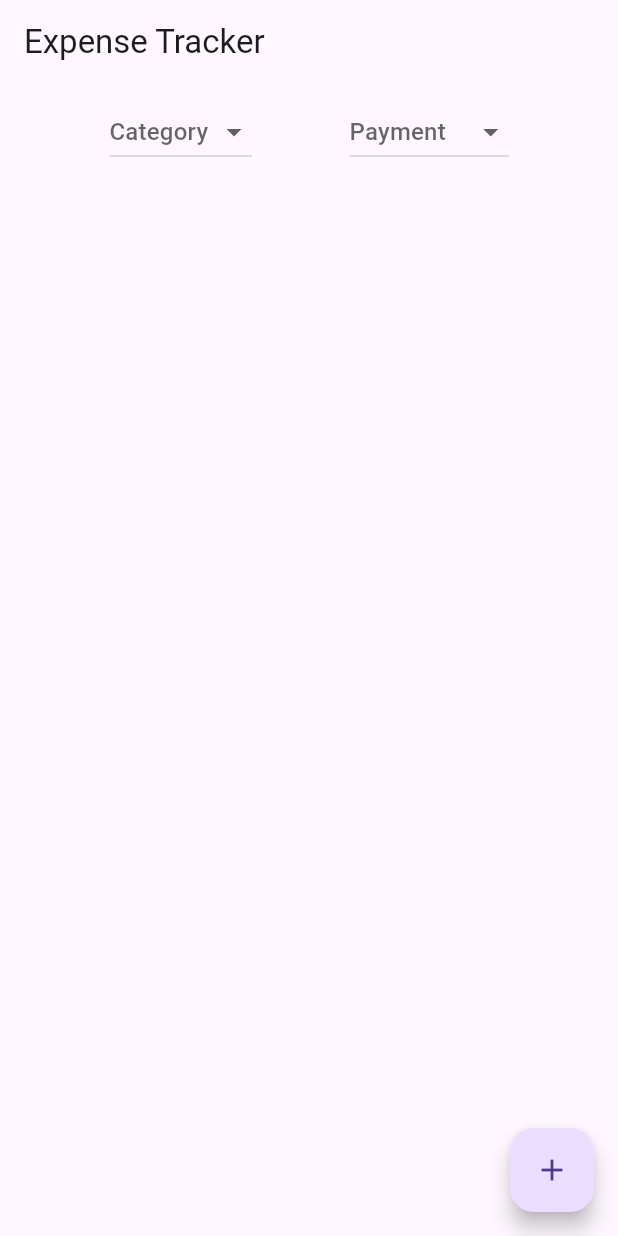
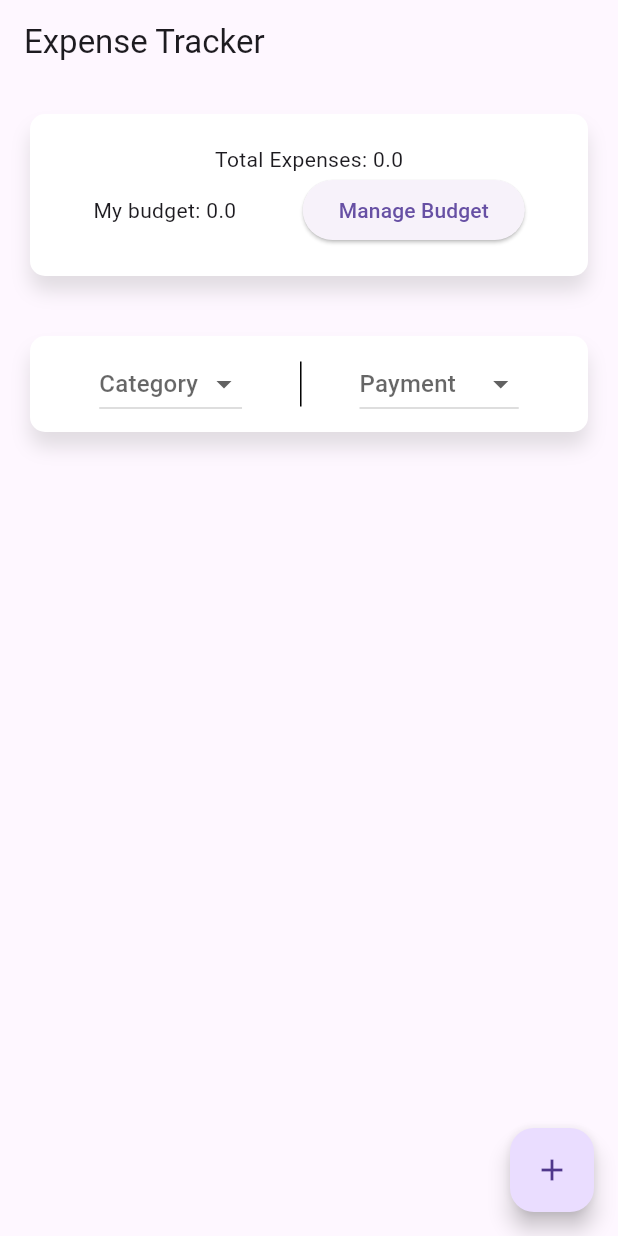
Before and after one commit to avadhkatrodiya18/EexpenseApp, a Flutter app: the screen it shows after launch, on a phone screen of 412 x 824 dp. Run offline on Flutter 3.47's test engine with Material 3 defaults, Android fonts, the phone set to English and light mode, and no system bars; our stand-ins replace equatable, flutter_bloc, hive, hive_flutter, syncfusion_flutter_charts; accounts and stored records are empty.

Commit message:
final changes

```diff
--- /dev/null
+++ b/lib/model/budget_model.dart
@@ -0,0 +1,5 @@
+class BudgetModel {
+  final double monthlyBudget;
+
+  BudgetModel({required this.monthlyBudget});
+}
--- a/lib/screen/bloc/expense_bloc.dart
+++ b/lib/screen/bloc/expense_bloc.dart
@@ -6,33 +6,49 @@ import 'package:hive/hive.dart';
 
 class ExpenseBloc extends Bloc<ExpenseEvent, ExpenseState> {
   final Box<ExpenseModel> expenseBox;
+  double monthlyBudget = 0.0;
+  double totalExpenses = 0.0;
 
   ExpenseBloc(this.expenseBox) : super(ExpenseLoading()) {
     on<LoadExpenses>((event, emit) {
       final expenses = expenseBox.values.toList();
-      emit(ExpenseLoaded(expenses));
+      totalExpenses = _calculateTotalExpenses(expenses);
+      emit(ExpenseLoaded(expenses, totalExpenses: totalExpenses));
     });
 
     on<AddExpense>((event, emit) async {
-    await expenseBox.put(
-          event.expense.id, event.expense);
+      await expenseBox.put(event.expense.id, event.expense);
       await expenseBox.flush();
 
       final updatedExpenses = List<ExpenseModel>.from(expenseBox.values.toList());
+      totalExpenses = _calculateTotalExpenses(updatedExpenses);
 
-      emit(ExpenseLoaded(updatedExpenses));
-
-      add(LoadExpenses());
+      emit(ExpenseLoaded(updatedExpenses, totalExpenses: totalExpenses));
     });
 
     on<UpdateExpense>((event, emit) {
       expenseBox.put(event.expense.id, event.expense);
-      emit(ExpenseLoaded(expenseBox.values.toList()));
+      final updatedExpenses = List<ExpenseModel>.from(expenseBox.values.toList());
+      totalExpenses = _calculateTotalExpenses(updatedExpenses);
+
+      emit(ExpenseLoaded(updatedExpenses, totalExpenses: totalExpenses));
     });
 
     on<DeleteExpense>((event, emit) {
       expenseBox.delete(event.id);
-      emit(ExpenseLoaded(expenseBox.values.toList()));
+      final updatedExpenses = List<ExpenseModel>.from(expenseBox.values.toList());
+      totalExpenses = _calculateTotalExpenses(updatedExpenses);
+
+      emit(ExpenseLoaded(updatedExpenses, totalExpenses: totalExpenses));
+    });
+
+    on<SetBudget>((event, emit) {
+      monthlyBudget = event.budget;
+      emit(BudgetUpdated(monthlyBudget));
     });
   }
+
+  double _calculateTotalExpenses(List<ExpenseModel> expenses) {
+    return expenses.fold(0.0, (sum, item) => sum + item.amount);
+  }
 }
--- a/lib/screen/bloc/expense_event.dart
+++ b/lib/screen/bloc/expense_event.dart
@@ -22,3 +22,7 @@ class DeleteExpense extends ExpenseEvent {
   final String id;
   DeleteExpense(this.id);
 }
+class SetBudget extends ExpenseEvent {
+  final double budget;
+  SetBudget(this.budget);
+}
--- a/lib/screen/bloc/expense_state.dart
+++ b/lib/screen/bloc/expense_state.dart
@@ -1,5 +1,5 @@
-import 'package:equatable/equatable.dart';
 import 'package:expense/model/expense_model.dart';
+
 
 abstract class ExpenseState {
   @override
@@ -7,8 +7,22 @@ abstract class ExpenseState {
 }
 
 class ExpenseLoading extends ExpenseState {}
+//
+// class ExpenseLoaded extends ExpenseState {
+//   final List<ExpenseModel> expenses;
+//   ExpenseLoaded(this.expenses);
+// }
+
+class ExpenseInitial extends ExpenseState {}
 
 class ExpenseLoaded extends ExpenseState {
   final List<ExpenseModel> expenses;
-  ExpenseLoaded(this.expenses);
+  final double totalExpenses;
+
+  ExpenseLoaded(this.expenses, {required this.totalExpenses});
 }
+
+class BudgetUpdated extends ExpenseState {
+  final double monthlyBudget;
+  BudgetUpdated(this.monthlyBudget);
+}
--- a/lib/screen/view/home_Screen.dart
+++ b/lib/screen/view/home_Screen.dart
@@ -1,10 +1,13 @@
+
 import 'package:expense/model/expense_model.dart';
 import 'package:expense/screen/bloc/expense_bloc.dart';
 import 'package:expense/screen/bloc/expense_event.dart';
 import 'package:expense/screen/bloc/expense_state.dart';
 import 'package:expense/screen/view/add_expense_screen.dart';
+import 'package:expense/screen/view/budget_screen.dart';
 import 'package:flutter/material.dart';
 import 'package:flutter_bloc/flutter_bloc.dart';
+import 'package:hive/hive.dart';
 
 class HomeScreen extends StatefulWidget {
   const HomeScreen({super.key});
@@ -20,10 +23,7 @@ class HomeScreenState extends State<HomeScreen> {
   @override
   void initState() {
     super.initState();
-
-    final bloc = context.read<ExpenseBloc>();
-
-    bloc.add(LoadExpenses());
+    context.read<ExpenseBloc>().add(LoadExpenses());
   }
 
   @override
@@ -32,17 +32,74 @@ class HomeScreenState extends State<HomeScreen> {
       appBar: AppBar(title: const Text("Expense Tracker")),
       body: Column(
         children: [
+          // Budget Overview and Warning
+          BlocBuilder<ExpenseBloc, ExpenseState>(
+            builder: (context, state) {
+              if (state is ExpenseLoaded) {
+                return Padding(
+                  padding: const EdgeInsets.all(20),
+                  child: Container(
+                    decoration: BoxDecoration(
+                      color: Colors.white,
+                      borderRadius: BorderRadius.circular(10),
+                      boxShadow: [BoxShadow(color: Colors.grey.withOpacity(0.3),blurRadius: 10,offset: Offset(0, 10))]
+                    ),
+                    child: Padding(
+                      padding: const EdgeInsets.all(20.0),
+                      child: Column(
+                        children: [
+                          Text("Total Expenses: ${state.totalExpenses}"),
+                          if (state.totalExpenses > context.read<ExpenseBloc>().monthlyBudget)
+                            Text(
+                              "Warning: Budget Exceeded!",
+                              style: const TextStyle(color: Colors.red, fontWeight: FontWeight.bold),
+                            ),
+                          Row(
+                            mainAxisAlignment: MainAxisAlignment.spaceAround,
+                            children: [
+                              Text('My budget: ${context.read<ExpenseBloc>().monthlyBudget??''}'),
+                              ElevatedButton(
+                                onPressed: () {
+                                  Navigator.push(
+                                    context,
+                                    MaterialPageRoute(builder: (context) => const BudgetScreen()),
+                                  );
+                                },
+                                child: const Text("Manage Budget"),
+                              ),
+                            ],
+                          ),
+                        ],
+                      ),
+                    ),
+                  ),
+                );
+              }
+              return const SizedBox.shrink();
+            },
+          ),
+
+          // Filter Dropdowns
           Padding(
+            padding: const EdgeInsets.all(20),
+            child: Container(
+              decoration: BoxDecoration(
+                  color: Colors.white,
+                  borderRadius: BorderRadius.circular(10),
+                  boxShadow: [BoxShadow(color: Colors.grey.withOpacity(0.3),blurRadius: 10,offset: Offset(0, 10))]
+              ),
+              child: Padding(
                 padding: const EdgeInsets.all(8.0),
                 child: Row(
                   mainAxisAlignment: MainAxisAlignment.spaceEvenly,
                   children: [
                     DropdownButton<String>(
                       value: _selectedCategory,
+
+
                       hint: const Text("Category"),
                       items: ["All", "Food", "Transport", "Shopping", "Bills"]
-                      .map((category) => DropdownMenuItem(
-                          value: category, child: Text(category)))
+                          .map((category) => DropdownMenuItem(value: category, child: Text(category)))
                           .toList(),
                       onChanged: (value) {
                         setState(() {
@@ -50,12 +107,14 @@ class HomeScreenState extends State<HomeScreen> {
                         });
                       },
                     ),
+                    SizedBox(
+                        height: 30,
+                        child: VerticalDivider(color: Colors.black,width: 2,)),
                     DropdownButton<String>(
                       value: _selectedPaymentMethod,
                       hint: const Text("Payment"),
                       items: ["All", "Cash", "Credit Card", "Debit Card", "UPI"]
-                      .map((method) =>
-                          DropdownMenuItem(value: method, child: Text(method)))
+                          .map((method) => DropdownMenuItem(value: method, child: Text(method)))
                           .toList(),
                       onChanged: (value) {
                         setState(() {
@@ -66,12 +125,14 @@ class HomeScreenState extends State<HomeScreen> {
                   ],
                 ),
               ),
+            ),
+          ),
+
+          // Expense List
           Expanded(
             child: BlocBuilder<ExpenseBloc, ExpenseState>(
-
               builder: (context, state) {
                 if (state is ExpenseLoaded) {
-
                   List<ExpenseModel> filteredExpenses = state.expenses;
 
                   if (_selectedCategory != null && _selectedCategory != "All") {
@@ -79,11 +140,9 @@ class HomeScreenState extends State<HomeScreen> {
                         .where((expense) => expense.category == _selectedCategory)
                         .toList();
                   }
-                if (_selectedPaymentMethod != null &&
-                    _selectedPaymentMethod != "All") {
+                  if (_selectedPaymentMethod != null && _selectedPaymentMethod != "All") {
                     filteredExpenses = filteredExpenses
-                      .where((expense) =>
-                          expense.paymentMethod == _selectedPaymentMethod)
+                        .where((expense) => expense.paymentMethod == _selectedPaymentMethod)
                         .toList();
                   }
 
@@ -91,7 +150,15 @@ class HomeScreenState extends State<HomeScreen> {
                     itemCount: filteredExpenses.length,
                     itemBuilder: (context, index) {
                       final expense = filteredExpenses[index];
-                    return ListTile(
+                      return Padding(
+                        padding: const EdgeInsets.all(8.0),
+                        child: Container(
+                          decoration: BoxDecoration(
+                              color: Colors.white,
+                              borderRadius: BorderRadius.circular(10),
+                            border: Border.all(color: Colors.grey)
+                          ),
+                          child: ListTile(
                             title: Text(expense.category),
                             subtitle: Text("\$${expense.amount.toStringAsFixed(2)}"),
                             trailing: Row(
@@ -99,7 +166,7 @@ class HomeScreenState extends State<HomeScreen> {
                               children: [
                                 Text(expense.paymentMethod),
                                 IconButton(
-                            icon: const Icon(Icons.delete),
+                                  icon: const Icon(Icons.delete,color: Colors.red,),
                                   onPressed: () {
                                     context.read<ExpenseBloc>().add(DeleteExpense(expense.id));
                                   },
@@ -117,19 +184,20 @@ class HomeScreenState extends State<HomeScreen> {
                                 ),
                               ],
                             ),
+                          ),
+                        ),
                       );
                     },
                   );
                 }
                 return const Center(child: Text("No expenses found"));
               },
-          )),
+            ),
+          ),
         ],
       ),
       floatingActionButton: FloatingActionButton(
         onPressed: () async {
-          print(
-              "context.read<ExpenseBloc>()===> ${context.read<ExpenseBloc>().expenseBox.length}");
           await Navigator.push(
             context,
             MaterialPageRoute(builder: (context) => AddExpenseScreen()),
```
Also changed, not shown: lib/screen/view/budget_screen.dart (added, +57 -0 lines). Lines whose indentation alone changed are shown as unchanged.
